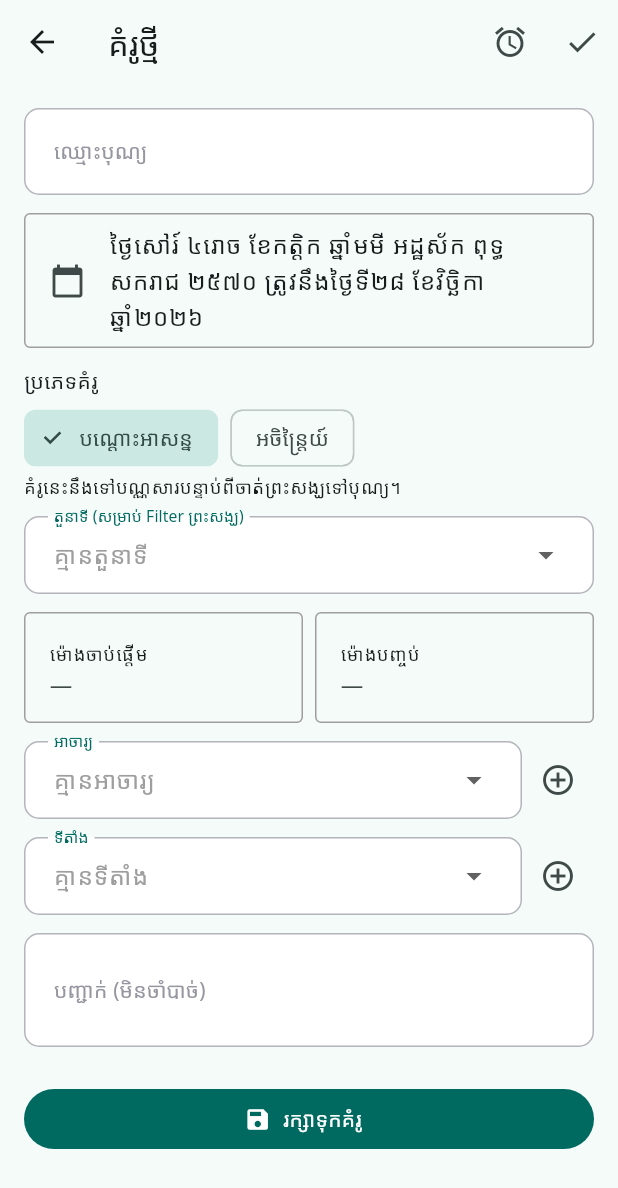
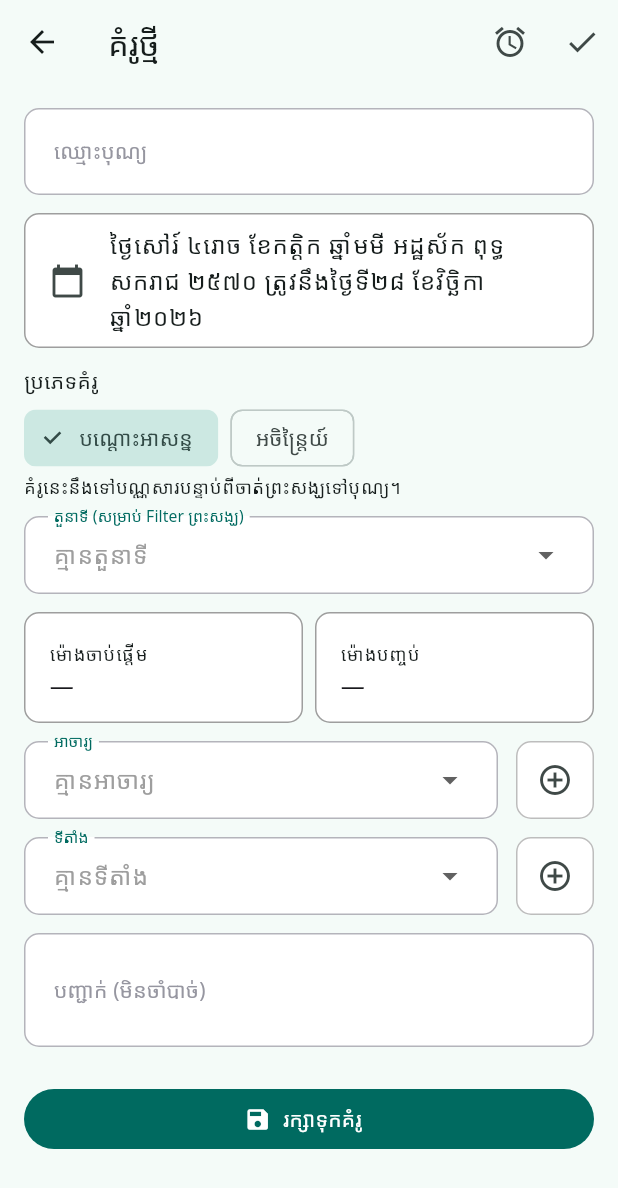
Before and after one commit to sengeys/Tast-Assigment, a Flutter app: the TemplateEditScreen screen opened directly, on a phone screen of 412 x 824 dp. Shown: the top 1188 px of the screen. Run offline on Flutter 3.47's test engine with Material 3 defaults, Android fonts, the phone set to English and light mode, and no system bars; our stand-ins replace flutter_local_notifications, flutter_timezone, material_ui, shared_preferences, sqflite, syncfusion_flutter_charts and 1 more; accounts and stored records are empty.

Commit message:
Update Notification

```diff
--- a/lib/screens/details_screen.dart
+++ b/lib/screens/details_screen.dart
@@ -183,7 +183,7 @@ class DetailsScreen extends StatelessWidget {
                     backgroundColor: Color.lerp(
                         Theme.of(context).primaryColor, Colors.white, 1),
                     foregroundColor: Colors.grey.shade600),
-                icon: const Icon(Icons.add_circle),
+                icon: const Icon(Icons.add_circle_outline),
                 onPressed: () async {
                   final n = await askText(context, 'អាចារ្យថ្មី');
                   if (n == null || n.isEmpty) return;
@@ -230,7 +230,7 @@ class DetailsScreen extends StatelessWidget {
                         Theme.of(context).primaryColor, Colors.white, 1),
                     foregroundColor: Colors.grey.shade600),
                 icon: const Icon(
-                  Icons.add_circle,
+                  Icons.add_circle_outline,
                 ),
                 onPressed: () async {
                   final n = await askText(context, 'ទីតាំងថ្មី');
--- a/lib/screens/templates_screen.dart
+++ b/lib/screens/templates_screen.dart
@@ -701,12 +701,13 @@ class _TemplateEditScreenState extends State<TemplateEditScreen> {
   Widget _timeTile(
       String label, TimeOfDay? t, ValueChanged<TimeOfDay?> onPick) {
     return ListTile(
+      tileColor: Colors.white,
       shape: RoundedRectangleBorder(
           side: const BorderSide(color: Colors.grey),
-          borderRadius: BorderRadius.circular(4)),
+          borderRadius: BorderRadius.circular(10)),
       title: Text(label, style: const TextStyle(fontSize: 12)),
       subtitle: Text(t == null ? '—' : khTime(t),
-          style: const TextStyle(fontSize: 15)),
+          style: const TextStyle(fontSize: 16, color: Color(0xFF19191D))),
       trailing: t == null
           ? null
           : IconButton(
@@ -759,9 +760,10 @@ class _TemplateEditScreenState extends State<TemplateEditScreen> {
           ),
           const SizedBox(height: 12),
           ListTile(
+            tileColor: Colors.white,
             shape: RoundedRectangleBorder(
                 side: const BorderSide(color: Colors.grey),
-                borderRadius: BorderRadius.circular(4)),
+                borderRadius: BorderRadius.circular(10)),
             leading: const Icon(Icons.calendar_today),
             title: Text(khDateFull(date)),
             onTap: () async {
@@ -857,7 +859,17 @@ class _TemplateEditScreenState extends State<TemplateEditScreen> {
                   onChanged: (v) => setState(() => leaderId = v),
                 ),
               ),
+              SizedBox(
+                width: 12,
+              ),
               IconButton(
+                padding: EdgeInsets.all(14),
+                style: IconButton.styleFrom(
+                    shape: RoundedRectangleBorder(
+                        borderRadius: BorderRadius.circular(10),
+                        side: BorderSide(color: Colors.grey.shade400)),
+                    backgroundColor: Color.lerp(
+                        Theme.of(context).primaryColor, Colors.white, 1)),
                 icon: const Icon(Icons.add_circle_outline),
                 tooltip: 'បន្ថែមអាចារ្យថ្មី',
                 onPressed: () => _addLeader(s),
@@ -887,7 +899,17 @@ class _TemplateEditScreenState extends State<TemplateEditScreen> {
                   onChanged: (v) => setState(() => place = v),
                 ),
               ),
+              SizedBox(
+                width: 12,
+              ),
               IconButton(
+                padding: EdgeInsets.all(14),
+                style: IconButton.styleFrom(
+                    shape: RoundedRectangleBorder(
+                        side: BorderSide(color: Colors.grey.shade400),
+                        borderRadius: BorderRadius.circular(10)),
+                    backgroundColor: Color.lerp(
+                        Theme.of(context).primaryColor, Colors.white, 1)),
                 icon: const Icon(Icons.add_circle_outline),
                 tooltip: 'បន្ថែមទីតាំងថ្មី',
                 onPressed: () => _addPlace(s),
```
